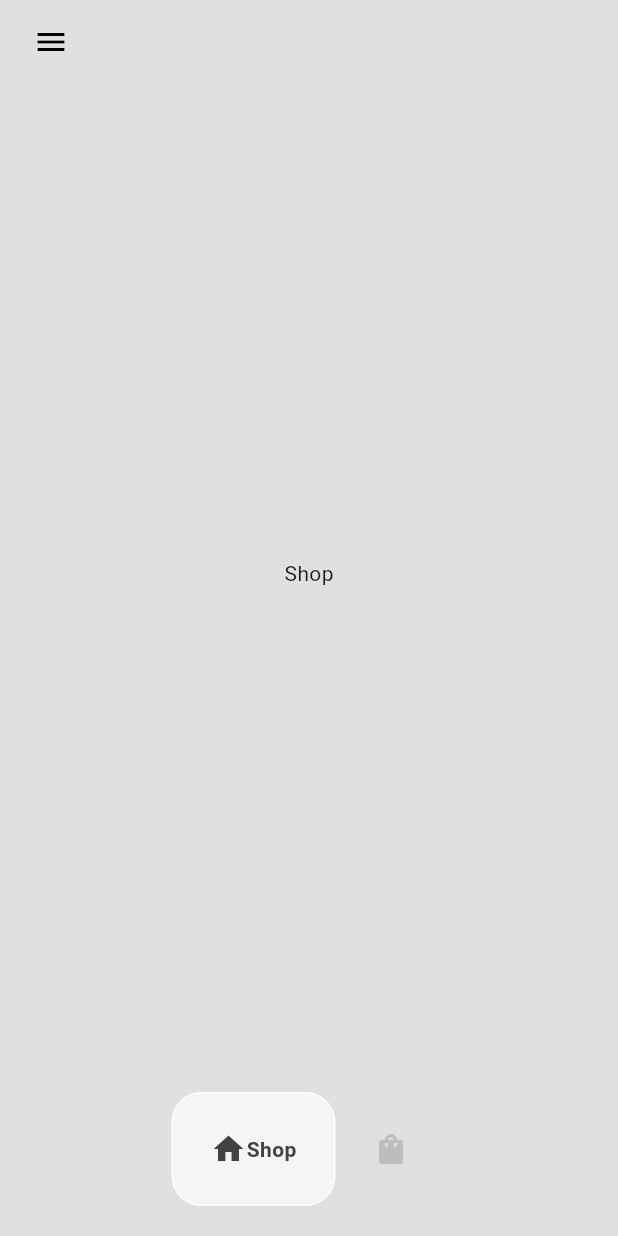
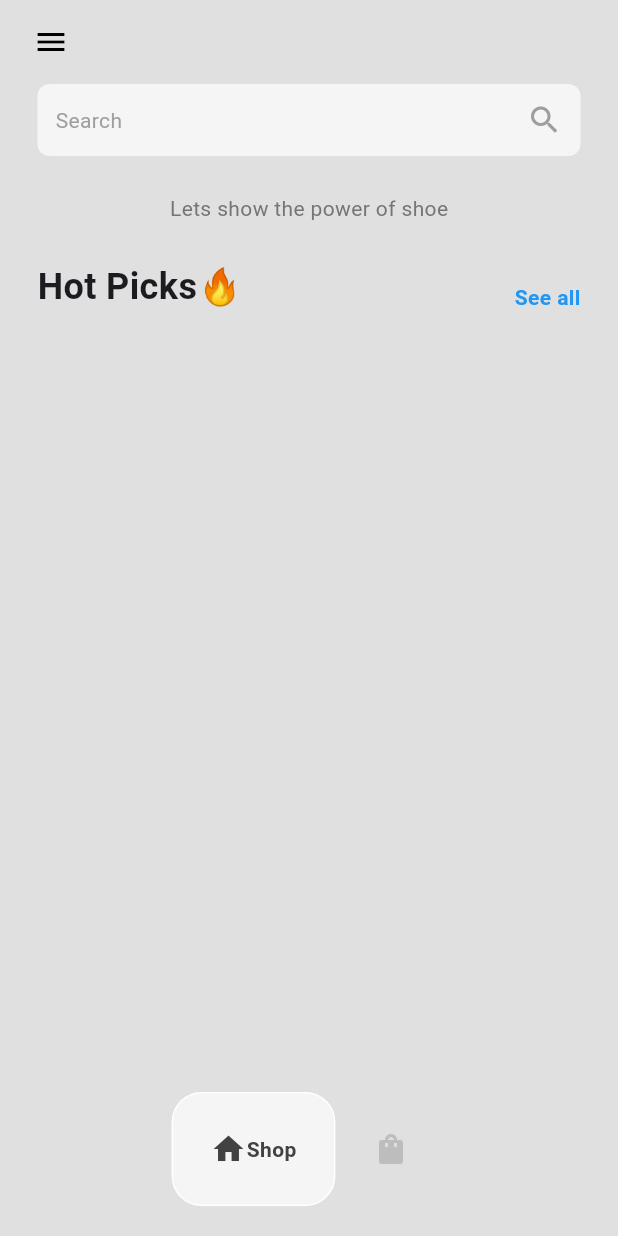
Before and after one commit to ziyadkadekara/sneakz, a Flutter app: the HomePage screen opened directly, on a phone screen of 412 x 824 dp. Run offline on Flutter 3.47's test engine with Material 3 defaults, Android fonts, the phone set to English and light mode, and no system bars; drawn by our look-alikes of google_nav_bar.

Commit message:
added search bar amd text eloew it

```diff
--- a/lib/pages/shop_page.dart
+++ b/lib/pages/shop_page.dart
@@ -10,8 +10,60 @@ class ShopPage extends StatefulWidget {
 class _ShopPageState extends State<ShopPage> {
   @override
   Widget build(BuildContext context) {
-    return Center(
-      child: Text('Shop'),
+    return Column(
+      children: [
+        //search bar
+        Container(
+          padding: const EdgeInsets.all(12),
+          margin: const EdgeInsets.symmetric(horizontal: 25),
+          decoration: BoxDecoration(
+              color: Colors.grey[100], borderRadius: BorderRadius.circular(8)),
+          child: Row(
+            mainAxisAlignment: MainAxisAlignment.spaceBetween,
+            children: [
+              Text(
+                'Search',
+                style: TextStyle(color: Colors.grey),
+              ),
+              Icon(
+                Icons.search,
+                color: Colors.grey,
+              ),
+            ],
+          ),
+        ),
+        //message
+        Padding(
+          padding: const EdgeInsets.symmetric(vertical: 25.0),
+          child: Text(
+            'Lets show the power of shoe',
+            style: TextStyle(color: Colors.grey[600]),
+          ),
+        ),
+        //htopicks
+
+        const Padding(
+          padding: EdgeInsets.symmetric(horizontal: 25.0),
+          child: Row(
+            mainAxisAlignment: MainAxisAlignment.spaceBetween,
+            crossAxisAlignment: CrossAxisAlignment.end,
+            children: [
+              Text(
+                'Hot Picks🔥',
+                style: TextStyle(
+                  fontWeight: FontWeight.bold,
+                  fontSize: 24,
+                ),
+              ),
+              Text(
+                'See all',
+                style:
+                    TextStyle(fontWeight: FontWeight.bold, color: Colors.blue),
+              ),
+            ],
+          ),
+        ),
+      ],
     );
   }
 }
```
